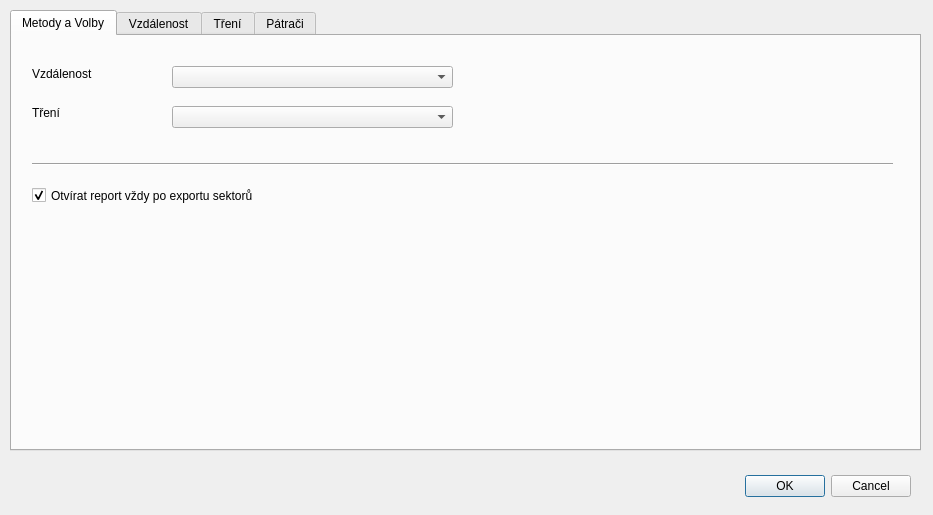
Above: ui/settings.ui from ruz76/qgis_patrac before the change. Below: the same form after it.
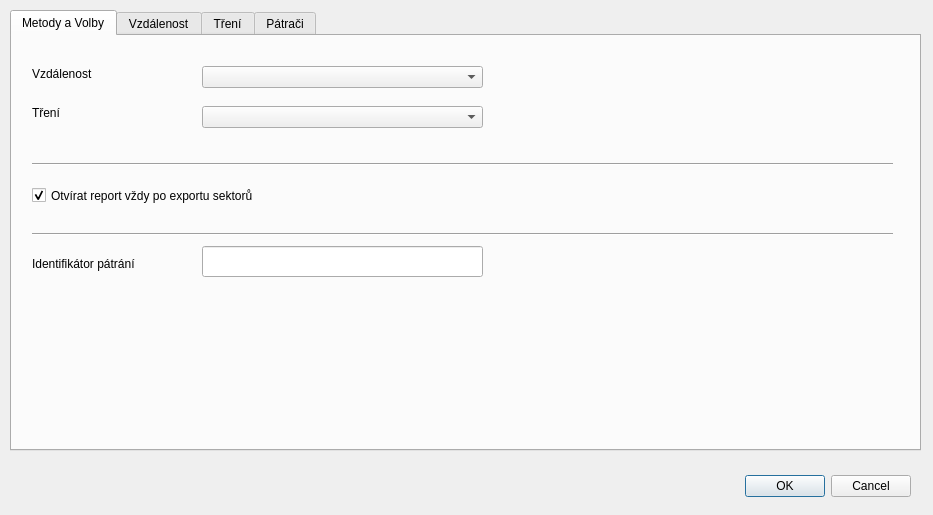
That is the form after the change. The open tabs and pages were chosen to show the change.

What changed in the file:
```diff
--- a/ui/settings.ui
+++ b/ui/settings.ui
@@ -48,7 +48,7 @@
     <widget class="QComboBox" name="comboBoxDistance">
      <property name="geometry">
       <rect>
-       <x>160</x>
+       <x>190</x>
        <y>30</y>
        <width>281</width>
        <height>22</height>
@@ -84,7 +84,7 @@
     <widget class="QComboBox" name="comboBoxFriction">
      <property name="geometry">
       <rect>
-       <x>160</x>
+       <x>190</x>
        <y>70</y>
        <width>281</width>
        <height>22</height>
@@ -96,7 +96,7 @@
       <rect>
        <x>20</x>
        <y>150</y>
-       <width>311</width>
+       <width>381</width>
        <height>19</height>
       </rect>
      </property>
@@ -120,6 +120,42 @@
       <enum>Qt::Horizontal</enum>
      </property>
     </widget>
+    <widget class="Line" name="line_2">
+     <property name="geometry">
+      <rect>
+       <x>20</x>
+       <y>190</y>
+       <width>861</width>
+       <height>16</height>
+      </rect>
+     </property>
+     <property name="orientation">
+      <enum>Qt::Horizontal</enum>
+     </property>
+    </widget>
+    <widget class="QLabel" name="labelSearchID">
+     <property name="geometry">
+      <rect>
+       <x>20</x>
+       <y>220</y>
+       <width>181</width>
+       <height>16</height>
+      </rect>
+     </property>
+     <property name="text">
+      <string>Identifikátor pátrání</string>
+     </property>
+    </widget>
+    <widget class="QLineEdit" name="lineEditSearchID">
+     <property name="geometry">
+      <rect>
+       <x>190</x>
+       <y>210</y>
+       <width>281</width>
+       <height>31</height>
+      </rect>
+     </property>
+    </widget>
    </widget>
    <widget class="QWidget" name="tab_3">
     <attribute name="title">
```
Left out of the diff: 2 changed lines with no effect on the pictures.
